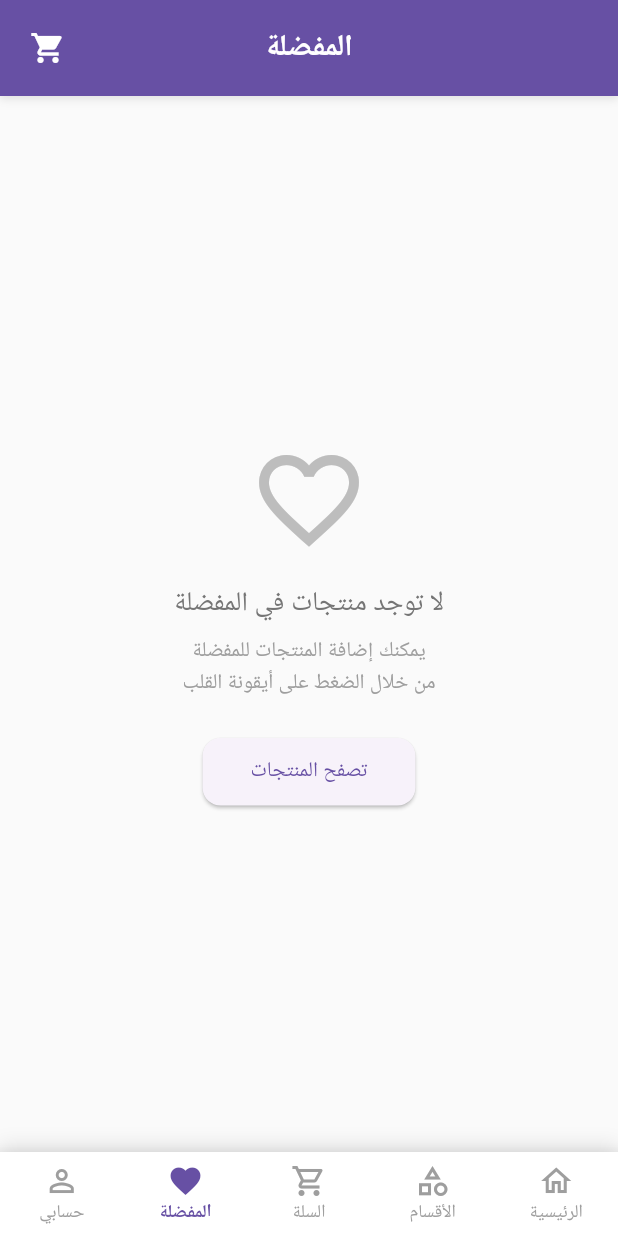
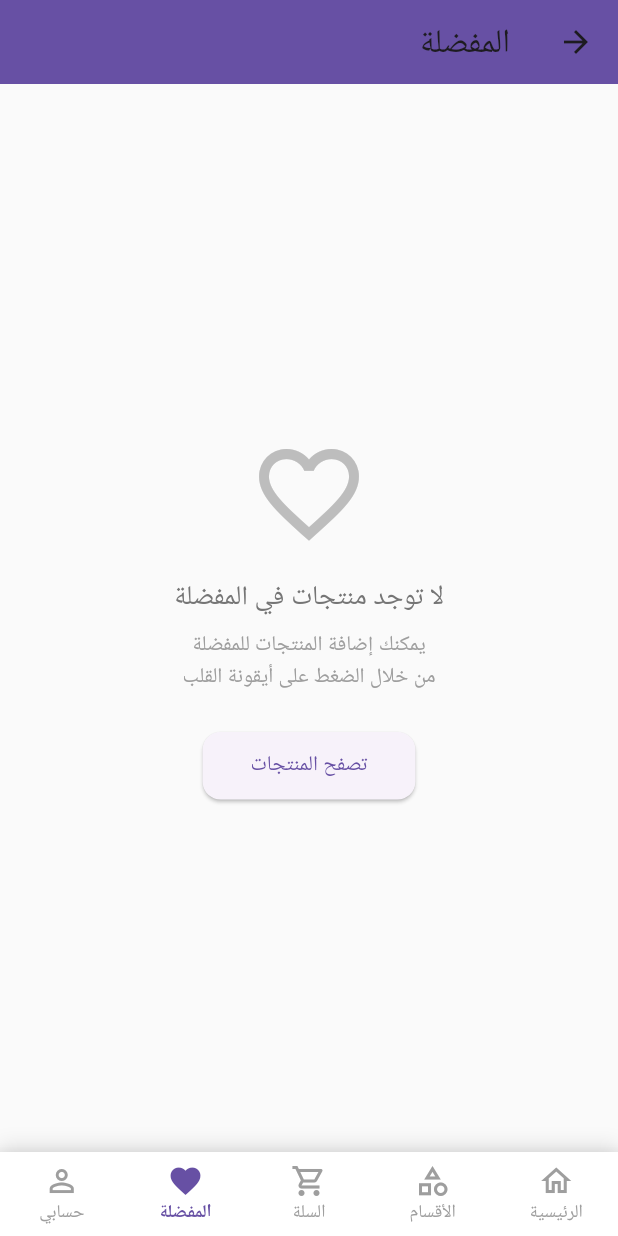
Before and after one commit to clicklivetech/omar2025, a Flutter app: the screen it shows after launch, item 4 of the bottom bar chosen, on a phone screen of 412 x 824 dp. Run offline on Flutter 3.47's test engine with Material 3 defaults, Android fonts, the phone set to English and light mode, and no system bars; our stand-ins replace cached_network_image, carousel_slider, shared_preferences, supabase_flutter; accounts and stored records are empty; network calls fail.

Commit message:
remove cart icon from favorites page header

```diff
--- a/lib/screens/favorites_page.dart
+++ b/lib/screens/favorites_page.dart
@@ -164,74 +164,11 @@ class _FavoritesPageState extends State<FavoritesPage>
   Widget build(BuildContext context) {
     final theme = Theme.of(context);
     return Scaffold(
-      body: Column(
-        children: [
-          // Custom top bar
-          Container(
-            padding: EdgeInsets.only(
-              top: MediaQuery.of(context).padding.top + 8,
-              bottom: 8,
-              left: 8,
-              right: 8,
-            ),
-            decoration: BoxDecoration(
-              color: theme.primaryColor,
-              boxShadow: [
-                BoxShadow(
-                  color: Colors.black.withOpacity(0.1),
-                  blurRadius: 4,
-                  offset: const Offset(0, 2),
-                ),
-              ],
-            ),
-            child: Row(
-              children: [
-                const SizedBox(width: 48), // Balance for the right side
-                const Expanded(
-                  child: Text(
-                    'المفضلة',
-                    style: TextStyle(
-                      color: Colors.white,
-                      fontSize: 20,
-                      fontWeight: FontWeight.bold,
-                    ),
-                    textAlign: TextAlign.center,
-                  ),
-                ),
-                Stack(
-                  children: [
-                    IconButton(
-                      icon: const Icon(Icons.shopping_cart),
-                      color: Colors.white,
-                      onPressed: () =>
-                          Navigator.pushNamed(context, '/cart').then((_) => _loadData()),
-                    ),
-                    if (_cartItemsCount > 0)
-                      Positioned(
-                        right: 0,
-                        top: 0,
-                        child: Container(
-                          padding: const EdgeInsets.all(2),
-                          decoration: BoxDecoration(
-                            color: Colors.red,
-                            borderRadius: BorderRadius.circular(10),
-                          ),
-                          constraints: const BoxConstraints(
-                            minWidth: 20,
-                            minHeight: 20,
-                          ),
-                          child: Text(
-                            '$_cartItemsCount',
-                            style: const TextStyle(
-                              color: Colors.white,
-                              fontSize: 12,
-                            ),
-                            textAlign: TextAlign.center,
-                          ),
-                        ),
-                      ),
-                  ],
-                ),
+      appBar: AppBar(
+        backgroundColor: Theme.of(context).primaryColor,
+        elevation: 0,
+        title: const Text('المفضلة'),
+        actions: [
           if (_favorites.isNotEmpty)
             IconButton(
               icon: const Icon(Icons.delete_outline),
@@ -240,7 +177,8 @@ class _FavoritesPageState extends State<FavoritesPage>
             ),
         ],
       ),
-          ),
+      body: Column(
+        children: [
           // Content
           Expanded(
             child: _isLoading
```
Lines whose indentation alone changed are shown as unchanged.
